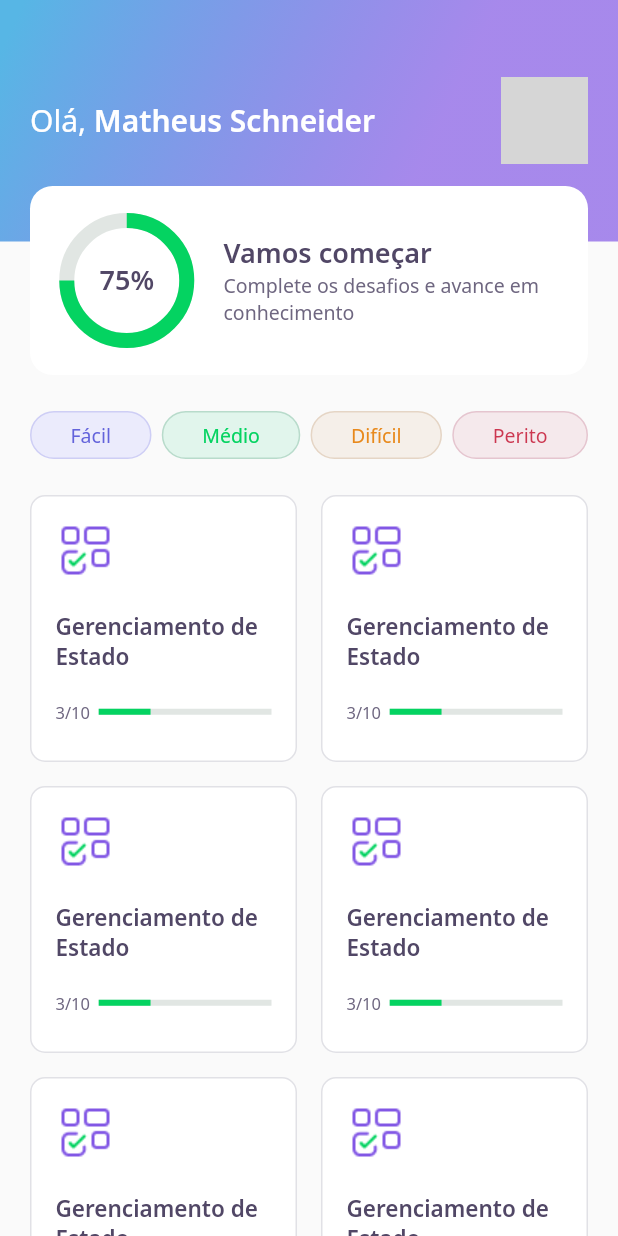
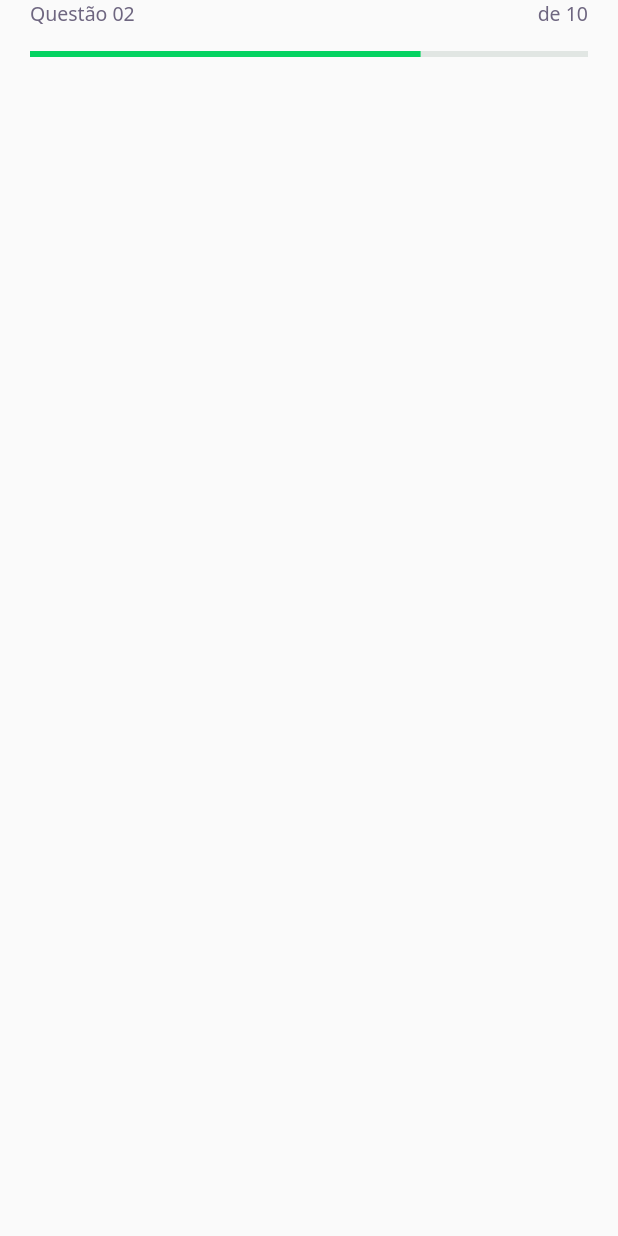
Before and after one commit to mschneider86/devquiz, a Flutter app: the screen it shows after launch, on a phone screen of 412 x 824 dp. Run offline on Flutter 3.47's test engine with Material 2 defaults, Android fonts, the phone set to English and light mode, and no system bars; our stand-ins replace google_fonts; grey boxes are pictures that could not be loaded.

Commit message:
added challenge page, extracted progress indicator

```diff
--- /dev/null
+++ b/lib/challenge/challenge_page.dart
@@ -0,0 +1,24 @@
+import 'package:DevQuiz/challenge/widgets/question_indicator/question_indicator_widget.dart';
+import 'package:flutter/material.dart';
+
+class ChallengePage extends StatefulWidget {
+  const ChallengePage({Key? key}) : super(key: key);
+
+  @override
+  _ChallengePageState createState() => _ChallengePageState();
+}
+
+class _ChallengePageState extends State<ChallengePage> {
+  @override
+  Widget build(BuildContext context) {
+    return Scaffold(
+      appBar: PreferredSize(
+        preferredSize: Size.fromHeight(60),
+        child: SafeArea(
+          top: true,
+          child: QuestionIndicatorWidget(),
+        ),
+      ),
+    );
+  }
+}
--- /dev/null
+++ b/lib/challenge/widgets/question_indicator/question_indicator_widget.dart
@@ -0,0 +1,31 @@
+import 'package:DevQuiz/core/app_text_styles.dart';
+import 'package:DevQuiz/shared/widgets/progress_indicator/progress_indicator_widget.dart';
+import 'package:flutter/material.dart';
+
+class QuestionIndicatorWidget extends StatelessWidget {
+  const QuestionIndicatorWidget({Key? key}) : super(key: key);
+
+  @override
+  Widget build(BuildContext context) {
+    return Container(
+      padding: const EdgeInsets.symmetric(horizontal: 20),
+      child: Column(
+        children: [
+          Row(
+            mainAxisAlignment: MainAxisAlignment.spaceBetween,
+            children: [
+              Text('Questão 02', style: AppTextStyles.body),
+              Text('de 10', style: AppTextStyles.body),
+            ],
+          ),
+          SizedBox(
+            height: 16,
+          ),
+          ProgressIndicatorWidget(
+            value: 0.7,
+          ),
+        ],
+      ),
+    );
+  }
+}
--- a/lib/core/app_widget.dart
+++ b/lib/core/app_widget.dart
@@ -1,3 +1,4 @@
+import 'package:DevQuiz/challenge/challenge_page.dart';
 import 'package:DevQuiz/home/home_page.dart';
 import 'package:DevQuiz/splash/splash_page.dart';
 import 'package:flutter/material.dart';
@@ -9,7 +10,7 @@ class AppWidget extends StatelessWidget {
   Widget build(BuildContext context) {
     return MaterialApp(
       title: "DevQuiz",
-      home: HomePage(),
+      home: ChallengePage(),
     );
   }
 }
--- a/lib/home/widgets/quiz_card/quiz_card_widget.dart
+++ b/lib/home/widgets/quiz_card/quiz_card_widget.dart
@@ -1,5 +1,6 @@
 import 'package:DevQuiz/core/app_colors.dart';
 import 'package:DevQuiz/core/core.dart';
+import 'package:DevQuiz/shared/widgets/progress_indicator/progress_indicator_widget.dart';
 import 'package:flutter/material.dart';
 
 class QuizCardWidget extends StatelessWidget {
@@ -36,14 +37,10 @@ class QuizCardWidget extends StatelessWidget {
               Expanded(
                   flex: 1, child: Text("3/10", style: AppTextStyles.body11)),
               Expanded(
-                flex: 4,
-                child: LinearProgressIndicator(
-                  value: 0.3,
-                  backgroundColor: AppColors.chartSecondary,
-                  valueColor:
-                      AlwaysStoppedAnimation<Color>(AppColors.chartPrimary),
-                ),
-              ),
+                  flex: 4,
+                  child: ProgressIndicatorWidget(
+                    value: 0.3,
+                  )),
             ],
           ),
         ],
--- /dev/null
+++ b/lib/shared/widgets/progress_indicator/progress_indicator_widget.dart
@@ -0,0 +1,18 @@
+import 'package:DevQuiz/core/app_colors.dart';
+import 'package:flutter/material.dart';
+
+class ProgressIndicatorWidget extends StatelessWidget {
+  final double value;
+
+  const ProgressIndicatorWidget({Key? key, required this.value})
+      : super(key: key);
+
+  @override
+  Widget build(BuildContext context) {
+    return LinearProgressIndicator(
+      value: value,
+      backgroundColor: AppColors.chartSecondary,
+      valueColor: AlwaysStoppedAnimation<Color>(AppColors.chartPrimary),
+    );
+  }
+}
```
